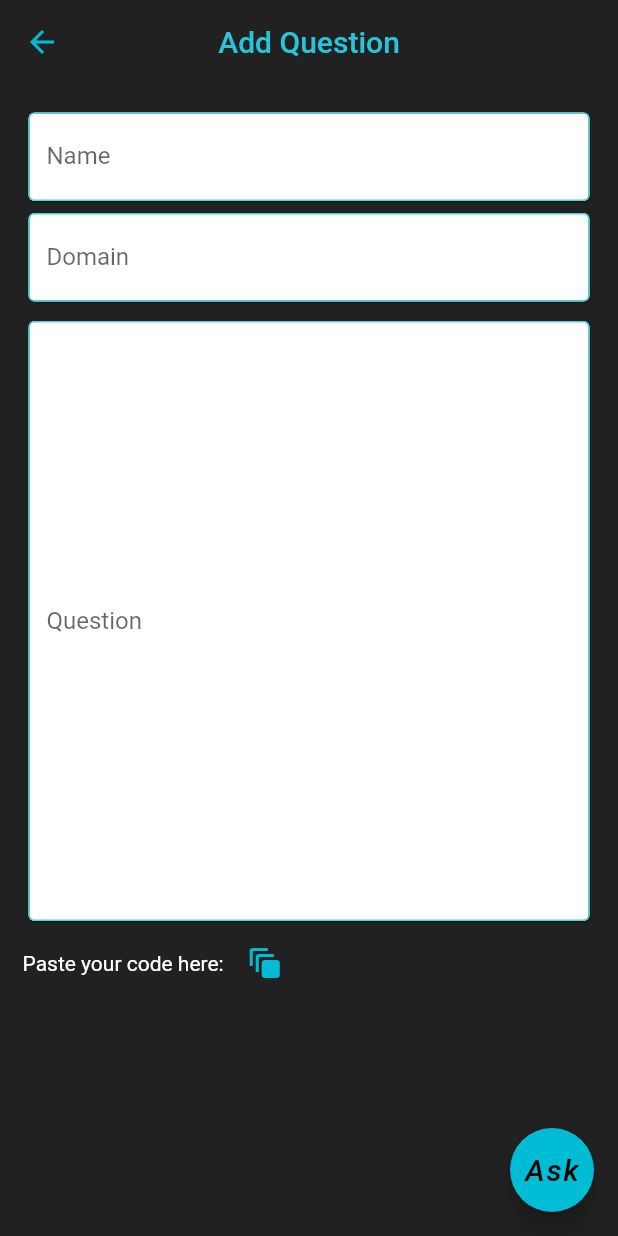
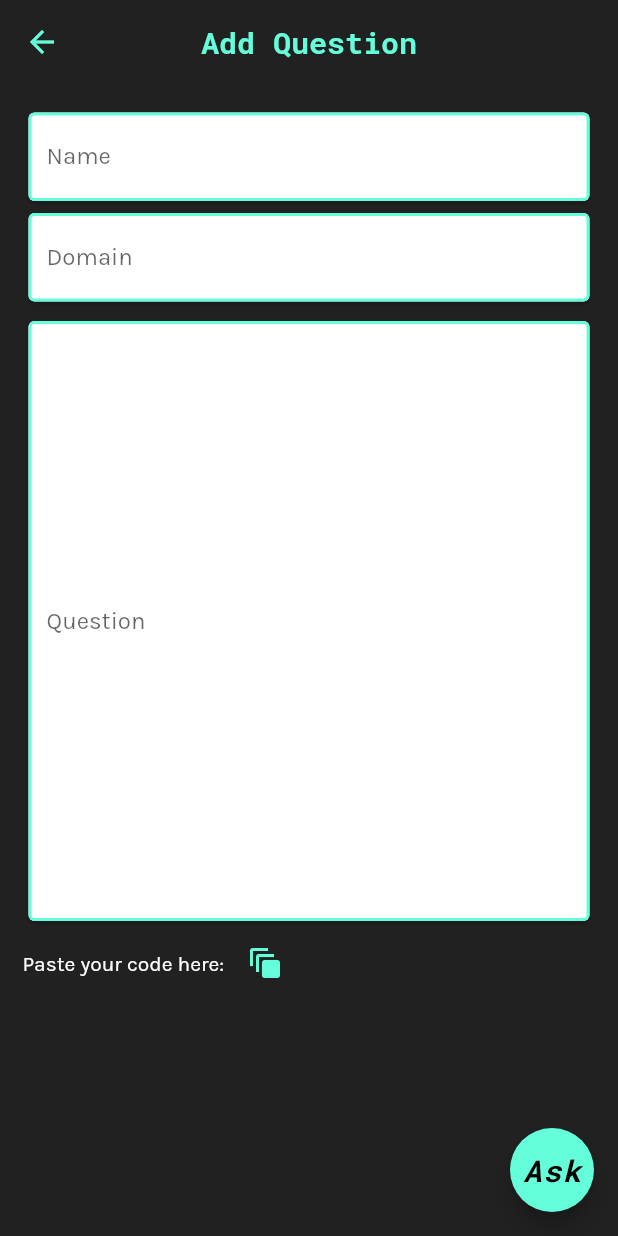
Before and after one commit to evasharma12/CodeQuest, a Flutter app: the Ask screen opened by its route, on a phone screen of 412 x 824 dp. Run offline on Flutter 3.47's test engine with Material 2 defaults, Android fonts, the phone set to English and light mode, and no system bars; our stand-ins replace cloud_firestore, firebase_auth, firebase_core, flushbar, youtube_player_flutter; missing offline and left inert: particles_flutter; accounts and stored records are empty.

Commit message:
Color theme corrected

```diff
--- a/code_quest/lib/Pages/ask.dart
+++ b/code_quest/lib/Pages/ask.dart
@@ -43,23 +43,28 @@ class _AskState extends State<Ask> {
       appBar: AppBar(
         brightness: Brightness.dark,
         elevation: 0,
-        iconTheme: IconThemeData(color: Colors.cyan[500]),
-        foregroundColor: Colors.cyan[500],
+        iconTheme: IconThemeData(color: Colors.tealAccent),
+        foregroundColor: Colors.tealAccent,
         backgroundColor: Colors.grey[900],
         centerTitle: true,
         title: Text(
           "Add Question",
           style: TextStyle(
-            color: Colors.cyan[400],
+            color: Colors.tealAccent,
+            fontFamily: 'Title',
           ),
           textAlign: TextAlign.right,
         ),
       ),
       floatingActionButton: FloatingActionButton(
-        backgroundColor: Colors.cyan[500],
+        backgroundColor: Colors.tealAccent,
         child: Text(
           'Ask',
-          style: TextStyle(fontStyle: FontStyle.italic, fontSize: 20),
+          style: TextStyle(
+            fontStyle: FontStyle.italic,
+            fontSize: 20,
+            fontFamily: 'Title',
+          ),
         ),
         onPressed: (() {
           if (_nameController.text.isEmpty ||
@@ -97,12 +102,21 @@ class _AskState extends State<Ask> {
                   keyboardType: TextInputType.multiline,
                   maxLines: 1,
                   decoration: InputDecoration(
-                      enabledBorder: OutlineInputBorder(
-                        borderSide:
-                            BorderSide(color: Colors.cyan[300], width: 1),
+                    enabledBorder: OutlineInputBorder(
+                      borderSide: BorderSide(
+                        color: Colors.tealAccent,
+                        width: 2,
                       ),
-                      hintText: 'Who are you?',
-                      labelText: 'Name'),
+                    ),
+                    hintText: 'Who are you?',
+                    hintStyle: TextStyle(
+                      fontFamily: 'Content',
+                    ),
+                    labelText: 'Name',
+                    labelStyle: TextStyle(
+                      fontFamily: 'Content',
+                    ),
+                  ),
                   controller: _nameController,
                   onSubmitted: (_) => _submitData(),
                 ),
@@ -112,13 +126,22 @@ class _AskState extends State<Ask> {
                   keyboardType: TextInputType.multiline,
                   maxLines: 1,
                   decoration: InputDecoration(
-                      enabledBorder: OutlineInputBorder(
-                        borderSide:
-                            BorderSide(color: Colors.cyan[300], width: 1),
+                    enabledBorder: OutlineInputBorder(
+                      borderSide: BorderSide(
+                        color: Colors.tealAccent,
+                        width: 2,
                       ),
-                      hintText: 'Which field is abusing you?',
-                      labelText: 'Domain',
-                      fillColor: Colors.white),
+                    ),
+                    hintText: 'Which field is abusing you?',
+                    hintStyle: TextStyle(
+                      fontFamily: 'Content',
+                    ),
+                    labelText: 'Domain',
+                    fillColor: Colors.white,
+                    labelStyle: TextStyle(
+                      fontFamily: 'Content',
+                    ),
+                  ),
                   controller: _domainController,
                   onSubmitted: (_) => _submitData(),
                 ),
@@ -133,11 +156,19 @@ class _AskState extends State<Ask> {
                       maxLines: 1000,
                       decoration: InputDecoration(
                         enabledBorder: OutlineInputBorder(
-                          borderSide:
-                              BorderSide(color: Colors.cyan[300], width: 1),
+                          borderSide: BorderSide(
+                            color: Colors.tealAccent,
+                            width: 2,
+                          ),
                         ),
                         hintText: 'Spill it out',
+                        hintStyle: TextStyle(
+                          fontFamily: 'Content',
+                        ),
                         labelText: 'Question',
+                        labelStyle: TextStyle(
+                          fontFamily: 'Content',
+                        ),
                       ),
                       controller: _questionController,
                       onSubmitted: (_) => _submitData(),
@@ -150,11 +181,14 @@ class _AskState extends State<Ask> {
                 children: [
                   Text(
                     'Paste your code here: ',
-                    style: TextStyle(color: Colors.white),
+                    style: TextStyle(
+                      color: Colors.white,
+                      fontFamily: 'Content',
+                    ),
                   ),
                   IconButton(
                     icon: Icon(Icons.auto_awesome_motion,
-                        color: Colors.cyan[500]),
+                        color: Colors.tealAccent),
                     onPressed: _launchURL,
                   )
                 ],
--- a/code_quest/lib/methods/linepainters.dart
+++ b/code_quest/lib/methods/linepainters.dart
@@ -23,7 +23,7 @@ class LinePainter2 extends CustomPainter{
   @override
   void paint(Canvas canvas, Size size) {
     final paint = Paint();
-    paint.color = Colors.cyan[500];
+    paint.color = Colors.tealAccent;
     paint.strokeWidth = 5;
     paint.strokeCap = StrokeCap.round;
   canvas.drawLine(
@@ -81,7 +81,7 @@ class LinePainter5 extends CustomPainter{
   @override
   void paint(Canvas canvas, Size size) {
     final paint = Paint();
-    paint.color = Colors.cyan[500];
+    paint.color = Colors.tealAccent;
     paint.strokeWidth = 5;
     paint.strokeCap = StrokeCap.round;
 
```
Also changed, not shown: code_quest/lib/Pages/Profile.dart (+12 -12 lines), code_quest/lib/Pages/create.dart (+39 -17 lines), code_quest/lib/Pages/popquestion.dart (+39 -12 lines), code_quest/lib/Pages/videos.dart (+26 -14 lines), code_quest/lib/Pages/writeanswer.dart (+54 -18 lines), code_quest/lib/screens/start.dart (+4 -3 lines), code_quest/lib/widgets/auth/auth_form.dart (+3 -7 lines), code_quest/pubspec.lock.
